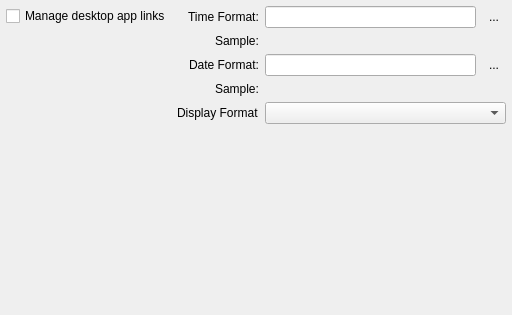
Old version of the form src/todo/config/pages/page_session_options.ui in the repository rodlie/draco.
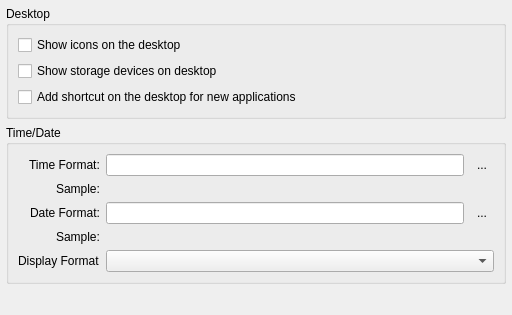
New version of the form.

What changed in the file:
```diff
--- a/src/todo/config/pages/page_session_options.ui
+++ b/src/todo/config/pages/page_session_options.ui
@@ -13,7 +13,7 @@
   <property name="windowTitle">
    <string>Form</string>
   </property>
-  <layout class="QGridLayout" name="gridLayout">
+  <layout class="QVBoxLayout" name="verticalLayout">
    <property name="leftMargin">
     <number>6</number>
    </property>
@@ -26,37 +26,46 @@
    <property name="bottomMargin">
     <number>6</number>
    </property>
-   <item row="1" column="0">
-    <spacer name="verticalSpacer_2">
-     <property name="orientation">
-      <enum>Qt::Vertical</enum>
+   <item>
+    <widget class="QGroupBox" name="groupBox_2">
+     <property name="title">
+      <string>Desktop</string>
      </property>
-     <property name="sizeHint" stdset="0">
-      <size>
-       <width>20</width>
-       <height>100</height>
-      </size>
-     </property>
-    </spacer>
-   </item>
-   <item row="0" column="0">
-    <layout class="QVBoxLayout" name="verticalLayout_4">
+     <layout class="QVBoxLayout" name="verticalLayout_3">
+      <item>
+       <widget class="QCheckBox" name="check_desktop_autolaunchers">
+        <property name="text">
+         <string>Show icons on the desktop</string>
+        </property>
+       </widget>
+      </item>
+      <item>
+       <widget class="QCheckBox" name="check_media_icons">
+        <property name="text">
+         <string>Show storage devices on desktop</string>
+        </property>
+       </widget>
+      </item>
      <item>
       <widget class="QCheckBox" name="check_autoapplinks">
        <property name="statusTip">
         <string>Automatically create/remove desktop symlinks for applications that are installed/removed</string>
        </property>
        <property name="text">
-        <string>Manage desktop app links</string>
+         <string>Add shortcut on the desktop for new applications</string>
        </property>
       </widget>
      </item>
-     <item>
-      <layout class="QHBoxLayout" name="horizontalLayout_14"/>
-     </item>
-    </layout>
+     </layout>
+    </widget>
    </item>
-   <item row="0" column="1" rowspan="2">
+   <item>
+    <widget class="QGroupBox" name="groupBox">
+     <property name="title">
+      <string>Time/Date</string>
+     </property>
+     <layout class="QVBoxLayout" name="verticalLayout_2">
+      <item>
     <layout class="QFormLayout" name="formLayout_3">
      <property name="fieldGrowthPolicy">
       <enum>QFormLayout::AllNonFixedFieldsGrow</enum>
@@ -166,6 +175,22 @@
       <widget class="QComboBox" name="combo_session_datetimeorder"/>
      </item>
     </layout>
+      </item>
+     </layout>
+    </widget>
+   </item>
+   <item>
+    <spacer name="verticalSpacer_2">
+     <property name="orientation">
+      <enum>Qt::Vertical</enum>
+     </property>
+     <property name="sizeHint" stdset="0">
+      <size>
+       <width>20</width>
+       <height>100</height>
+      </size>
+     </property>
+    </spacer>
    </item>
   </layout>
  </widget>
```
Lines whose indentation alone changed are shown as unchanged.
